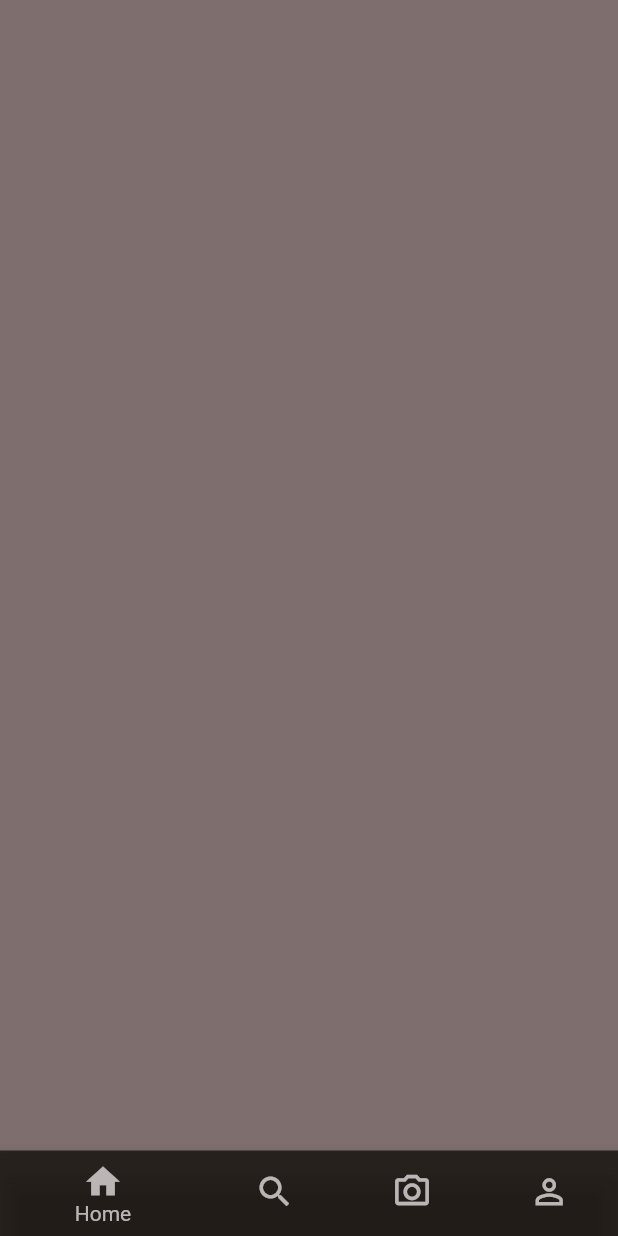
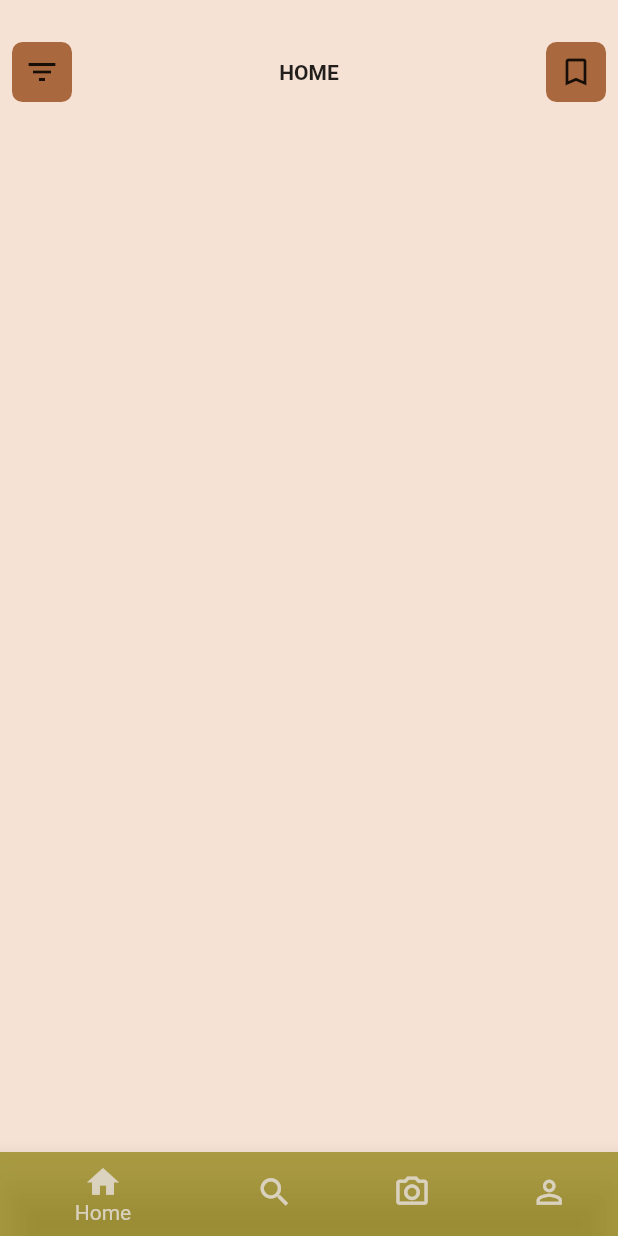
Before and after one commit to dawirashid/login_ui_002, a Flutter app: the screen it shows after launch, on a phone screen of 412 x 824 dp. Run offline on Flutter 3.47's test engine with Material 2 defaults, Android fonts, the phone set to English and light mode, and no system bars.

Commit message:
add top navigation

```diff
--- a/lib/dashboard.dart
+++ b/lib/dashboard.dart
@@ -1,5 +1,4 @@
 import 'package:flutter/material.dart';
-
 
 class DashboardPage extends StatefulWidget {
   const DashboardPage({Key? key}) : super(key: key);
@@ -11,6 +10,47 @@ class DashboardPage extends StatefulWidget {
 class _DashboardPageState extends State<DashboardPage> {
   @override
   Widget build(BuildContext context) {
-    return Container();
+    return SafeArea(
+      child: Column(
+        children: [
+          const SizedBox(height: 20.0),
+          Padding(
+            padding: const EdgeInsets.all(8.0),
+            child: Row(
+              mainAxisAlignment: MainAxisAlignment.spaceBetween,
+
+              children: [
+                Container(
+                  height: 40,
+                  width: 40,
+                  decoration: BoxDecoration(
+                    color: const Color(0xc190410e),
+                    borderRadius: BorderRadius.circular(7.0),
+                  ),
+                  child: const Center(
+                    child: Icon(Icons.filter_list),
+                  ),
+                ),
+                const Text(
+                  'HOME',
+                  style: TextStyle(fontWeight: FontWeight.bold),
+                ),
+                Container(
+                  height: 40,
+                  width: 40,
+                  decoration: BoxDecoration(
+                    color: const Color(0xc190410e),
+                    borderRadius: BorderRadius.circular(7.0),
+                  ),
+                  child: const Center(
+                    child: Icon(Icons.bookmark_border_outlined),
+                  ),
+                )
+              ],
+            ),
+          )
+        ],
+      ),
+    );
   }
 }
--- a/lib/homepage.dart
+++ b/lib/homepage.dart
@@ -22,11 +22,13 @@ class _HomepageState extends State<Homepage>
   @override
   Widget build(BuildContext context) {
     return Scaffold(
-      backgroundColor: const Color(0xc1553f3f),
+      backgroundColor: const Color(0xc1f3d9c8),
+      body: children[selectedItem], // lint from navigation bar to display each dashboard
       bottomNavigationBar: BottomNavigationBar(
+        elevation: 10,
         backgroundColor: const Color(0xc1553f2f),
         selectedItemColor: const Color(0xc1ece6e8),
-        iconSize: 27.0,
+        iconSize: 25.0,
         currentIndex: selectedItem,
         unselectedLabelStyle: const TextStyle(
           color: Color(0xc1ac9b88),
@@ -44,7 +46,7 @@ class _HomepageState extends State<Homepage>
               color: Color(0xc1ece6e8),
             ),
             label: 'Home',
-            backgroundColor: Color(0xc10e0b06),
+            backgroundColor: Color(0xc1938616),
           ),
           BottomNavigationBarItem(
             icon: Icon(
--- a/lib/main.dart
+++ b/lib/main.dart
@@ -12,6 +12,7 @@ class MyApp extends StatelessWidget {
   @override
   Widget build(BuildContext context) {
     return const MaterialApp(
+      debugShowCheckedModeBanner: false,
       home: Homepage(),
     );
   }
```
